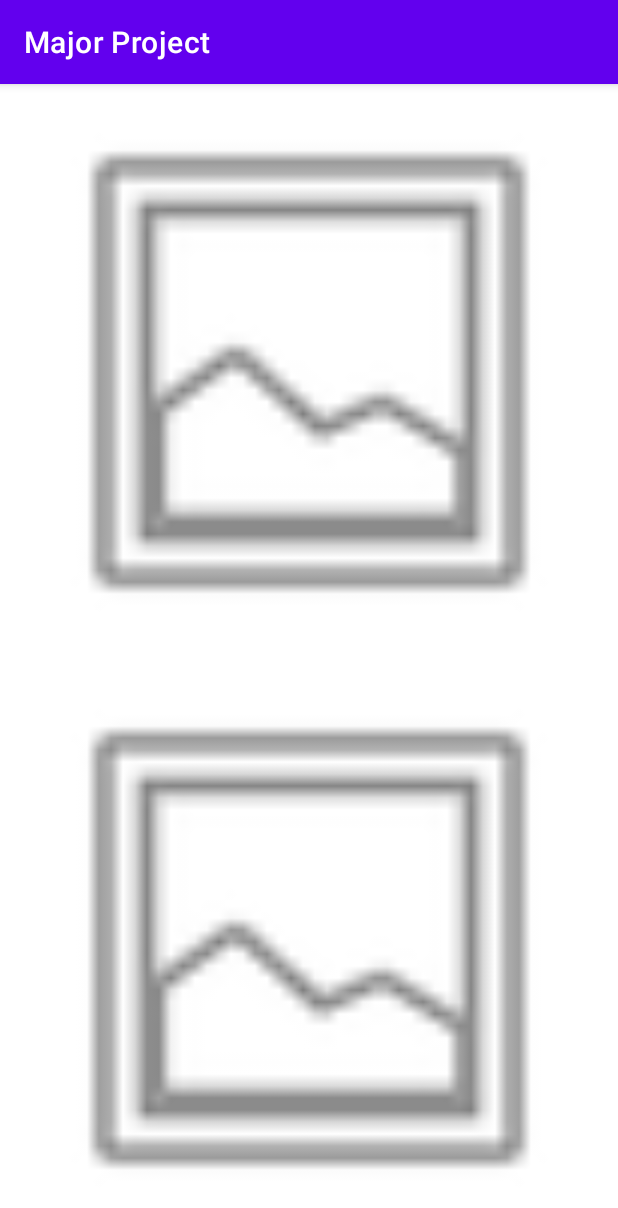
After one commit to bshivam0407/MajorProject, an Android app: the displayAds screen opened directly, with no data from a screen before it, on a phone screen of 412 x 824 dp. The commit adds this screen. Shown: the top 1208 px of the screen. Run offline under Robolectric (Android 15) with nearby library versions, the phone set to English and light mode, and no system bars; our stand-ins replace Firebase (no records; nobody signed in at launch, a user with empty details on screens opened directly).

```diff
--- a/app/src/main/AndroidManifest.xml
+++ b/app/src/main/AndroidManifest.xml
@@ -9,6 +9,7 @@
         android:roundIcon="@mipmap/ic_launcher_round"
         android:supportsRtl="true"
         android:theme="@style/Theme.MajorProject">
+        <activity android:name=".displayAds"></activity>
         <activity android:name=".MainActivity">
             <intent-filter>
                 <action android:name="android.intent.action.MAIN" />
--- /dev/null
+++ b/app/src/main/java/com/example/majorproject/displayAds.java
@@ -0,0 +1,71 @@
+package com.example.majorproject;
+
+import androidx.annotation.NonNull;
+import androidx.appcompat.app.AppCompatActivity;
+
+import android.content.Intent;
+import android.os.Bundle;
+import android.util.Log;
+import android.widget.Button;
+import android.widget.ImageView;
+
+import com.google.firebase.database.DataSnapshot;
+import com.google.firebase.database.DatabaseError;
+import com.google.firebase.database.DatabaseReference;
+import com.google.firebase.database.FirebaseDatabase;
+import com.google.firebase.database.ValueEventListener;
+import com.google.firebase.storage.FirebaseStorage;
+import com.google.firebase.storage.StorageReference;
+
+public class displayAds extends AppCompatActivity {
+
+    ImageView imageView1, imageView2;
+    private DatabaseReference databaseReference;
+    private StorageReference storageReference;
+    final String[] tags= new String[3];
+    @Override
+    protected void onCreate(Bundle savedInstanceState) {
+        super.onCreate(savedInstanceState);
+        setContentView(R.layout.activity_display_ads);
+        Intent myIntent = getIntent();
+
+
+        databaseReference = FirebaseDatabase.getInstance().getReference("MAJOR PROJECT");
+        storageReference = FirebaseStorage.getInstance().getReference("Test Image");
+        databaseReference.child("outputTags").addValueEventListener(new ValueEventListener() {
+            @Override
+            public void onDataChange(@NonNull DataSnapshot snapshot) {
+                for (int i=0;i<3;i++) {
+                    // category is an ArrayList you can declare above
+                    Log.i("MESSAGE",(snapshot.child(String.valueOf(i)).getValue(String.class)));
+                    tags[i] = snapshot.child(String.valueOf(i)).getValue(String.class);
+                    retrieveImages();
+                }
+            }
+
+            @Override
+            public void onCancelled(@NonNull DatabaseError error) {
+
+            }
+        });
+    }
+    void retrieveImages()
+    {
+        databaseReference.child("Images").addListenerForSingleValueEvent(new ValueEventListener() {
+            @Override
+            public void onDataChange(@NonNull DataSnapshot snapshot) {
+                for (DataSnapshot dataSnapshot : snapshot.getChildren())
+                {
+                    Log.i("Message",dataSnapshot.getValue().toString());
+
+                }
+
+            }
+
+            @Override
+            public void onCancelled(@NonNull DatabaseError error) {
+
+            }
+        });
+    }
+}
--- /dev/null
+++ b/app/src/main/res/layout/activity_display_ads.xml
@@ -0,0 +1,30 @@
+<?xml version="1.0" encoding="utf-8"?>
+<androidx.constraintlayout.widget.ConstraintLayout xmlns:android="http://schemas.android.com/apk/res/android"
+    xmlns:app="http://schemas.android.com/apk/res-auto"
+    xmlns:tools="http://schemas.android.com/tools"
+    android:layout_width="match_parent"
+    android:layout_height="match_parent"
+    tools:context=".displayAds">
+
+    <LinearLayout
+        android:layout_width="match_parent"
+        android:layout_height="match_parent"
+        android:orientation="vertical"
+        tools:layout_editor_absoluteX="253dp"
+        tools:layout_editor_absoluteY="188dp">
+
+        <ImageView
+            android:id="@+id/imageView1"
+            android:layout_weight="1"
+            android:layout_width="match_parent"
+            android:layout_height="wrap_content"
+            app:srcCompat="@android:drawable/ic_menu_gallery" />
+
+        <ImageView
+            android:id="@+id/imageView2"
+            android:layout_weight="1"
+            android:layout_width="match_parent"
+            android:layout_height="wrap_content"
+            app:srcCompat="@android:drawable/ic_menu_gallery" />
+    </LinearLayout>
+</androidx.constraintlayout.widget.ConstraintLayout>
```
Also changed, not shown: app/src/main/java/com/example/majorproject/Image.java (added, +31 -0 lines), app/src/main/java/com/example/majorproject/MainActivity.java (+55 -16 lines), app/src/main/res/layout/activity_main.xml (+16 -2 lines).
